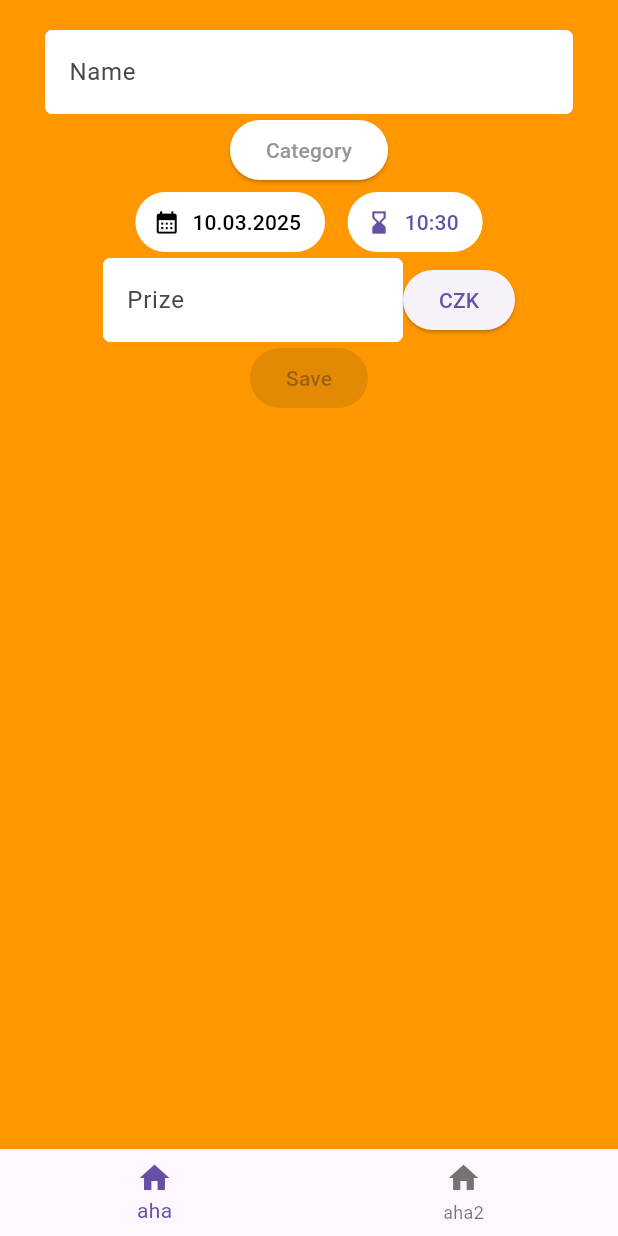
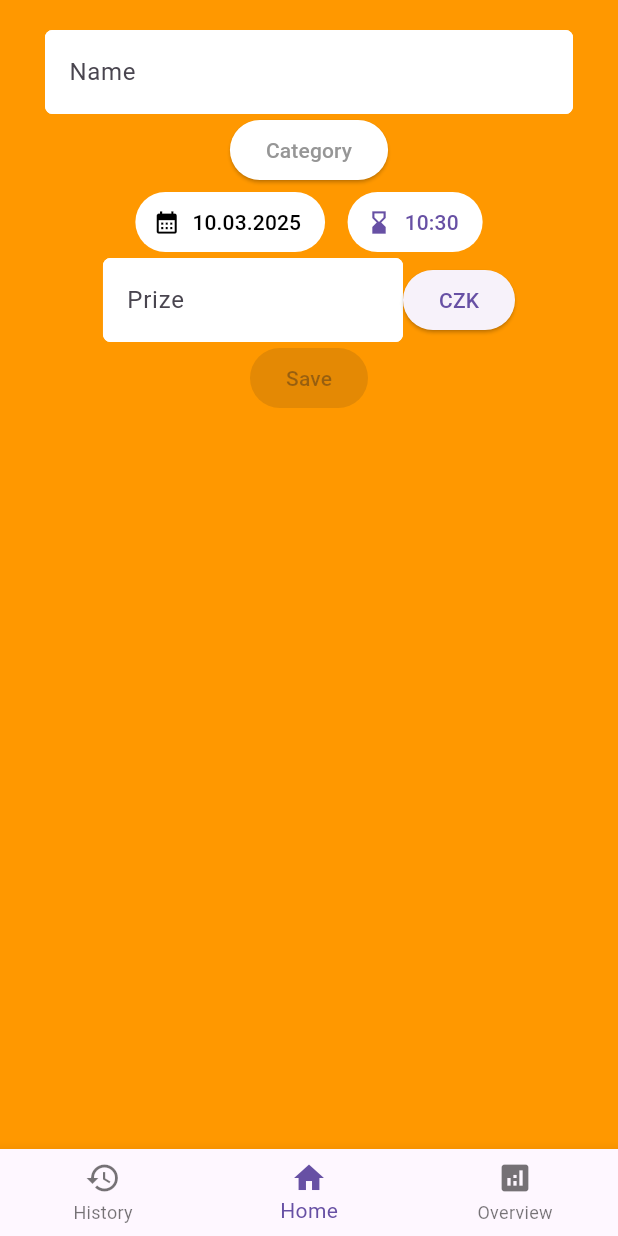
Before and after one commit to drapek9/expense_tracker, a Flutter app: the screen it shows after launch, on a phone screen of 412 x 824 dp. Run offline on Flutter 3.47's test engine with Material 3 defaults, Android fonts, the phone set to English and light mode, and no system bars; our stand-ins replace scroll_snap_list.

Commit message:
commit chanes

```diff
--- a/lib/home/home_main.dart
+++ b/lib/home/home_main.dart
@@ -164,12 +164,6 @@ class _HomeScreenState extends State<HomeScreen> {
               ],
             ),
           ))),
-      bottomNavigationBar: BottomNavigationBar(
-        items: [
-          BottomNavigationBarItem(icon: Icon(Icons.home), label: "aha"),
-          BottomNavigationBarItem(icon: Icon(Icons.home), label: "aha2"),
-        ]
-        ),
     );
   }
 }
--- a/lib/main.dart
+++ b/lib/main.dart
@@ -14,13 +14,67 @@ class MainApp extends StatelessWidget {
   @override
   Widget build(BuildContext context) {
     return MaterialApp(
-      initialRoute: "/home",
+      initialRoute: "/aha",
       routes: {
         "/loading": (context) => LoadingScreen(),
         "/home": (context) => HomeScreen(),
         "/spending_overview": (context) => SpendingOverviewScreen(),
-        "/history": (context) => HistoryScreen()
+        "/history": (context) => HistoryScreen(),
+        "/aha": (context) => MainSwitchScreens()
       },
     );
   }
 }
+
+class MainSwitchScreens extends StatefulWidget {
+  const MainSwitchScreens({super.key});
+
+  @override
+  State<MainSwitchScreens> createState() => _MainSwitchScreensState();
+}
+
+class _MainSwitchScreensState extends State<MainSwitchScreens> {
+  PageController pageController = PageController(initialPage: 1);
+  int selectedIndex = 1;
+
+  void bottomButtonTapped(int theIndex) {
+    setState(() {
+      selectedIndex = theIndex;
+    });
+    print(theIndex.toDouble());
+    pageController.animateToPage(
+      theIndex,
+      duration: Duration(milliseconds: 50),  // Nastavujeme rychlost animace
+      curve: Curves.ease,  // Typ animace
+    );
+  }
+
+  @override
+  Widget build(BuildContext context) {
+    return Scaffold(
+      body: PageView(
+        controller: pageController,
+        onPageChanged: (index){
+          setState(() {
+            selectedIndex = index;
+          });
+        },
+        children: [
+          HistoryScreen(),
+          HomeScreen(),
+          SpendingOverviewScreen()
+
+        ],
+      ),
+      bottomNavigationBar: BottomNavigationBar(
+        currentIndex: selectedIndex,
+        onTap: bottomButtonTapped,
+        items: [
+          BottomNavigationBarItem(icon: Icon(Icons.history), label: "History"),
+          BottomNavigationBarItem(icon: Icon(Icons.home), label: "Home"),
+          BottomNavigationBarItem(icon: Icon(Icons.analytics), label: "Overview")
+        ]
+        ),
+    );
+  }
+}
```
